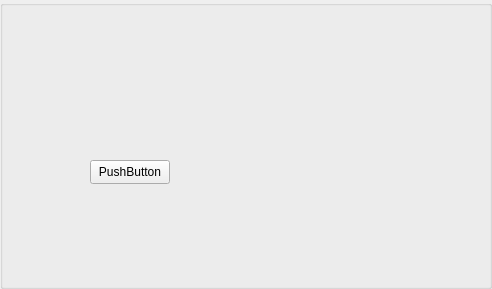
Above: main_shit/changesemester.ui from Deatrax/ordo before the change. Below: the same form after it.
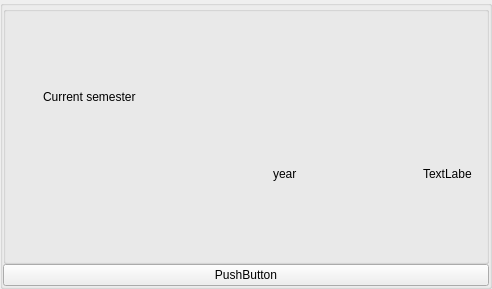
That is the form after the change. The open tabs and pages were chosen to show the change.

Commit message: working on the semester settings UI

The edit to the form file:
```diff
--- a/main_shit/changesemester.ui
+++ b/main_shit/changesemester.ui
@@ -51,19 +51,76 @@
           <property name="title">
            <string/>
           </property>
-          <widget class="QPushButton" name="pushButton">
-           <property name="geometry">
-            <rect>
-             <x>90</x>
-             <y>160</y>
-             <width>80</width>
-             <height>24</height>
-            </rect>
+          <layout class="QVBoxLayout" name="verticalLayout_4">
+           <property name="spacing">
+            <number>0</number>
            </property>
-           <property name="text">
-            <string>PushButton</string>
+           <property name="leftMargin">
+            <number>0</number>
            </property>
-          </widget>
+           <property name="topMargin">
+            <number>0</number>
+           </property>
+           <property name="rightMargin">
+            <number>0</number>
+           </property>
+           <property name="bottomMargin">
+            <number>0</number>
+           </property>
+           <item>
+            <widget class="QGroupBox" name="groupBox_2">
+             <property name="title">
+              <string/>
+             </property>
+             <widget class="QLabel" name="label_2">
+              <property name="geometry">
+               <rect>
+                <x>40</x>
+                <y>70</y>
+                <width>181</width>
+                <height>41</height>
+               </rect>
+              </property>
+              <property name="text">
+               <string>Current semester</string>
+              </property>
+             </widget>
+             <widget class="QLabel" name="year">
+              <property name="geometry">
+               <rect>
+                <x>270</x>
+                <y>160</y>
+                <width>49</width>
+                <height>16</height>
+               </rect>
+              </property>
+              <property name="text">
+               <string>year </string>
+              </property>
+             </widget>
+             <widget class="QLabel" name="semester_in_year">
+              <property name="geometry">
+               <rect>
+                <x>420</x>
+                <y>160</y>
+                <width>49</width>
+                <height>16</height>
+               </rect>
+              </property>
+              <property name="text">
+               <string>TextLabel</string>
+              </property>
+             </widget>
+            </widget>
+           </item>
+           <item>
+            <widget class="QPushButton" name="pushButton">
+             <property name="text">
+              <string>PushButton</string>
+             </property>
+            </widget>
+           </item>
+          </layout>
          </widget>
         </item>
        </layout>
```
Left out of the diff: 2 changed lines with no effect on the pictures.
